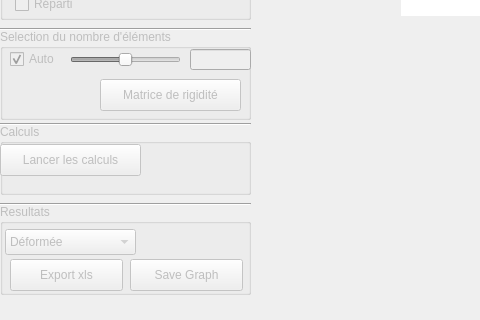
This is ui/mainwindow.ui in 3wnbr1/FEM as Qt 5 draws it before an edit; both pictures show x 0 to 480 and y 435 to 755 of the 1174 by 755 pixel window. The edited form follows.
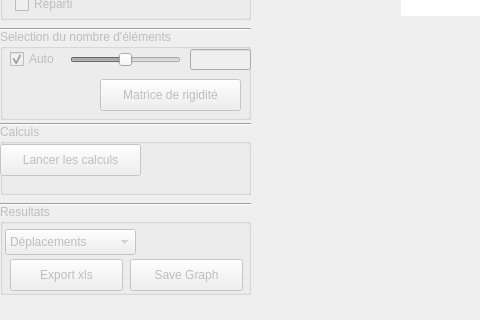
This is the edited form. Custom widgets are drawn as their Qt base class.

The edit to the form file:
```diff
--- a/ui/mainwindow.ui
+++ b/ui/mainwindow.ui
@@ -622,11 +622,6 @@
         <height>26</height>
        </rect>
       </property>
-      <item>
-       <property name="text">
-        <string>Déformée</string>
-       </property>
-      </item>
       <item>
        <property name="text">
         <string>Déplacements</string>
```
